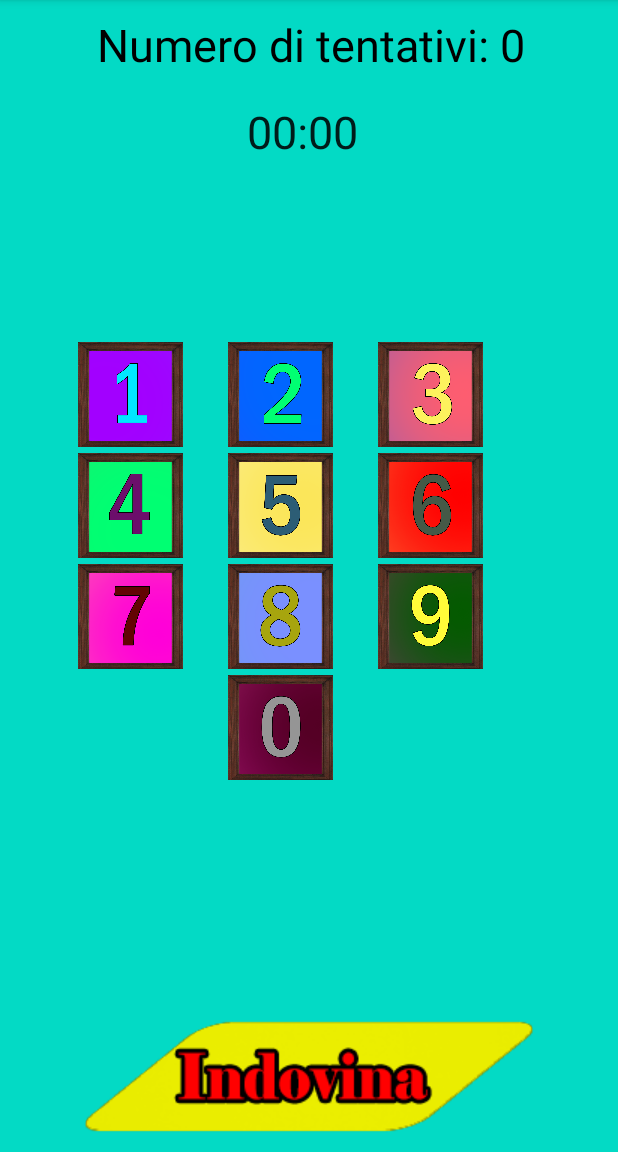
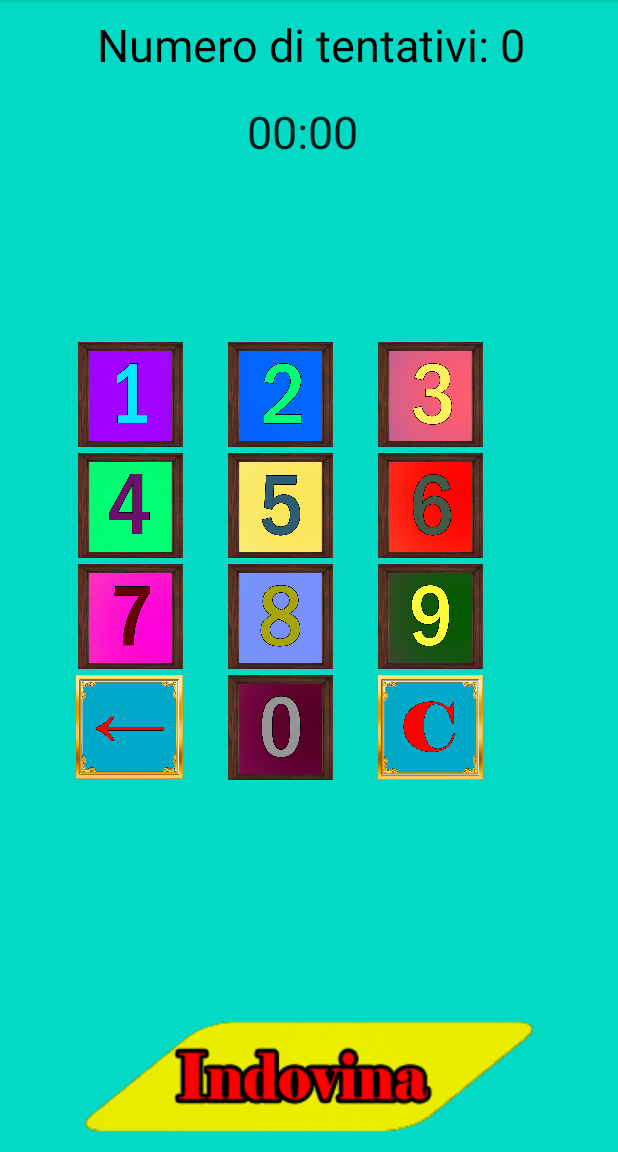
Before and after one commit to Timour-Ilyas/GuessMyNumber, an Android app: the screen it shows after launch (ActivityDiGioco), after a tap on "@facile", on a phone screen of 412 x 824 dp, the part 84-1236 px from its top. Run offline under Robolectric (Android 15) with nearby library versions, the light colour scheme and no system bars.

Commit message:
Impostazione dei componenti grafici delle finestre

```diff
--- a/app/src/main/java/com/example/guessmynumber/MainActivity.java
+++ b/app/src/main/java/com/example/guessmynumber/MainActivity.java
@@ -9,7 +9,9 @@ import android.view.WindowManager;
 import android.widget.ImageButton;
 
 public class MainActivity extends AppCompatActivity {
-    private ImageButton[] vettorePulsanti = new ImageButton[4];
+    public static final String NOME_DEL_FILE = "record.txt";
+
+    private final ImageButton[] vettorePulsanti = new ImageButton[4];
     public static MediaPlayer mp;
 
     @Override
@@ -69,7 +71,7 @@ public class MainActivity extends AppCompatActivity {
     }
 
     private void openActivityScore(){
-        Intent i = new Intent( this, ActivityPodio.class);
+        Intent i = new Intent( this, ActivityRecord.class);
         startActivity(i);
     }
 }
--- a/app/src/main/res/layout/activity_di_gioco.xml
+++ b/app/src/main/res/layout/activity_di_gioco.xml
@@ -236,4 +236,34 @@
         app:layout_constraintVertical_bias="0.702"
         app:srcCompat="@drawable/trofeo" />
 
+    <ImageButton
+        android:id="@+id/pulsanteCancella"
+        android:layout_width="71dp"
+        android:layout_height="69dp"
+        android:layout_marginTop="4dp"
+        android:layout_marginEnd="30dp"
+        android:background="#00FFFFFF"
+        android:scaleType="fitXY"
+        app:layout_constraintEnd_toStartOf="@+id/pulsante0"
+        app:layout_constraintHorizontal_bias="1.0"
+        app:layout_constraintStart_toStartOf="parent"
+        app:layout_constraintTop_toBottomOf="@+id/pulsante7"
+        app:srcCompat="@drawable/tasto_freccia"
+        tools:ignore="SpeakableTextPresentCheck" />
+
+    <ImageButton
+        android:id="@+id/tastoCancellaTutto"
+        android:layout_width="70dp"
+        android:layout_height="70dp"
+        android:layout_marginStart="30dp"
+        android:layout_marginTop="4dp"
+        android:background="#00FFFFFF"
+        android:scaleType="fitXY"
+        app:layout_constraintEnd_toEndOf="parent"
+        app:layout_constraintHorizontal_bias="0.0"
+        app:layout_constraintStart_toEndOf="@+id/pulsante0"
+        app:layout_constraintTop_toBottomOf="@+id/pulsante9"
+        app:srcCompat="@drawable/tasto_cancella_tutto"
+        tools:ignore="SpeakableTextPresentCheck" />
+
 </androidx.constraintlayout.widget.ConstraintLayout>
```
Also changed, not shown: app/src/main/java/com/example/guessmynumber/ActivityDiGioco.java (+102 -15 lines), app/src/main/java/com/example/guessmynumber/ActivityRecord.java (+35 -1 lines), app/src/main/res/layout/activity_record.xml (+18 -3 lines), app/src/main/res/drawable/tasto_cancella_tutto.png (added), app/src/main/res/drawable/tasto_freccia.png (added).
